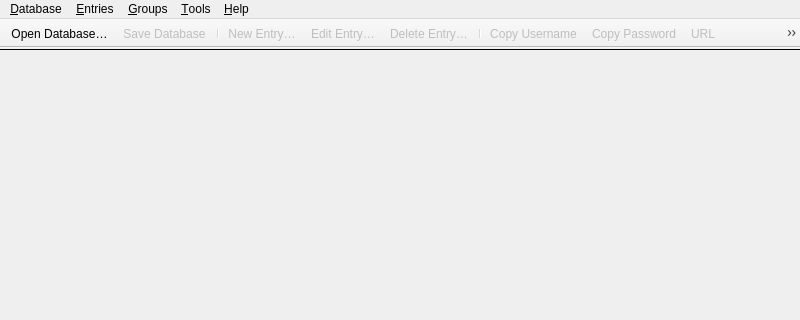
keepassxreboot/keepassxc, file src/gui/MainWindow.ui: the form before one commit; both pictures show x 0 to 800 and y 0 to 320 of the 800 by 600 pixel window.
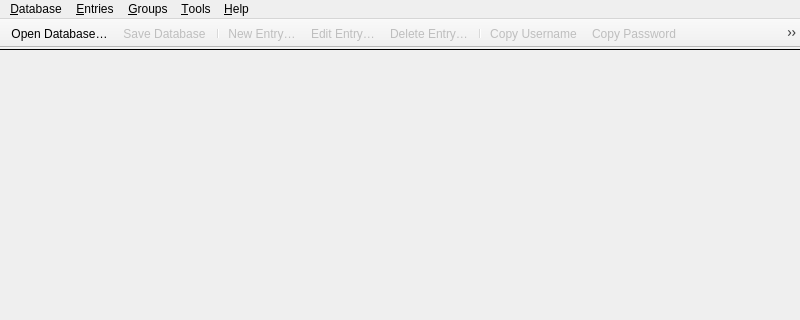
The form after the commit. Custom widgets are drawn as their Qt base class.

Commit message:
Replace entry password in database with clipboard
This adds a new context menu item and hotkey to replace the password
with the contents of the clipboard.

For my use this adds a convenience feature where I often have to copy a
new password from an alternative system and update the database with the
new copy for different entries throughout the day.

Diff of the .ui file:
```diff
--- a/src/gui/MainWindow.ui
+++ b/src/gui/MainWindow.ui
@@ -378,6 +378,7 @@
    <addaction name="separator"/>
    <addaction name="actionEntryCopyUsername"/>
    <addaction name="actionEntryCopyPassword"/>
+   <addaction name="actionEntryReplacePassword"/>
    <addaction name="actionEntryCopyURL"/>
    <addaction name="actionEntryAutoType"/>
    <addaction name="separator"/>
@@ -625,6 +626,17 @@
     <string>Copy password to clipboard</string>
    </property>
   </action>
+  <action name="actionEntryReplacePassword">
+   <property name="enabled">
+    <bool>false</bool>
+   </property>
+   <property name="text">
+    <string>Replace &amp;Password</string>
+   </property>
+   <property name="toolTip">
+    <string>Replace password from clipboard</string>
+   </property>
+  </action>
   <action name="actionSettings">
    <property name="checkable">
     <bool>true</bool>
```
Left out of the diff: 1 changed line with no effect on the pictures. The commit also changes 3 other files.
